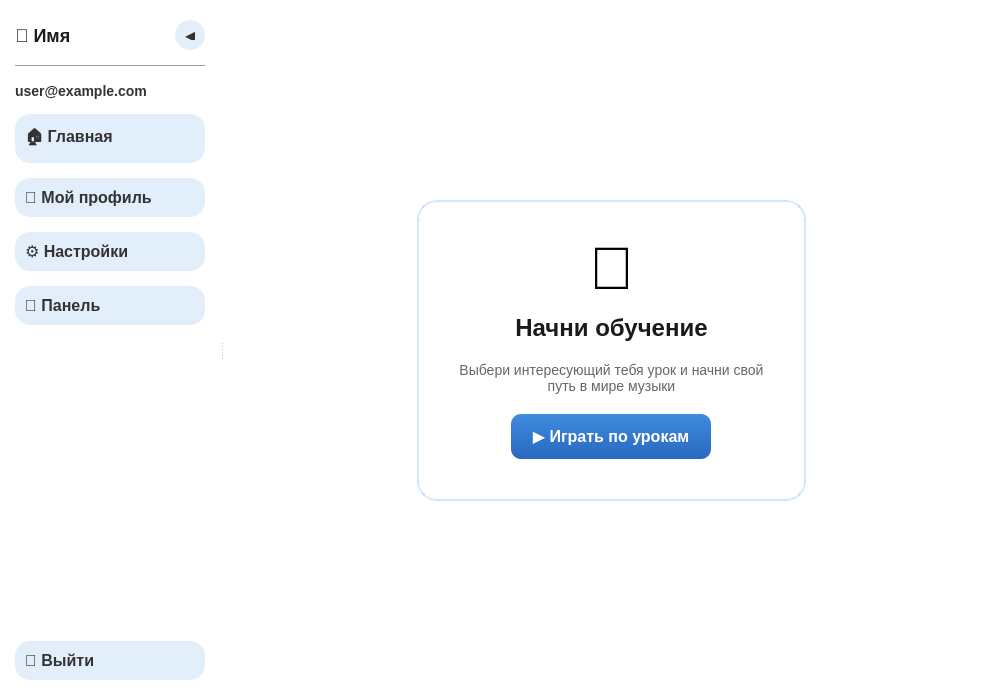
Before: the Qt Designer form app/ui/main.ui in vasilisqq/music_app, drawn with Qt 5.
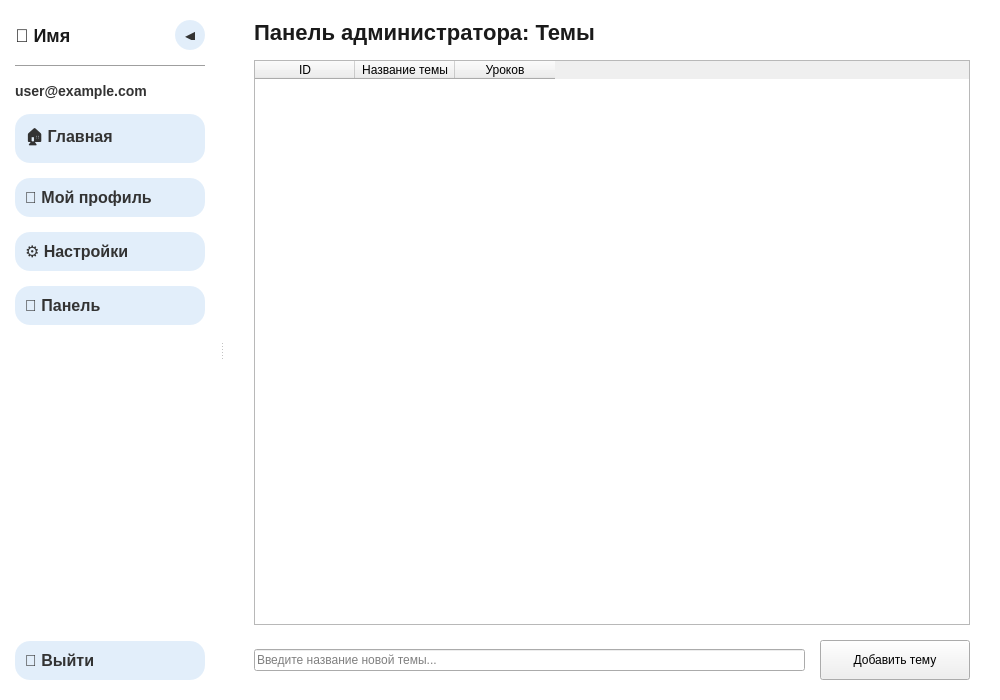
After: the same form once the commit is applied. The open tabs and pages were chosen to show the change.

The edit to the form file:
```diff
--- a/app/ui/main.ui
+++ b/app/ui/main.ui
@@ -606,6 +606,78 @@
   </item>
  </layout>
 </widget>
+<widget class="QWidget" name="adminPageWidget">
+        <layout class="QVBoxLayout" name="adminLayout">
+         <property name="spacing">
+          <number>15</number>
+         </property>
+         <property name="leftMargin">
+          <number>30</number>
+         </property>
+         <property name="topMargin">
+          <number>20</number>
+         </property>
+         <property name="rightMargin">
+          <number>30</number>
+         </property>
+         <property name="bottomMargin">
+          <number>20</number>
+         </property>
+         <item>
+          <widget class="QLabel" name="adminTitle">
+           <property name="text">
+            <string>Панель администратора: Темы</string>
+           </property>
+           <property name="styleSheet">
+            <string notr="true">color: #1a1a1a; font-size: 22px; font-weight: bold;</string>
+           </property>
+          </widget>
+         </item>
+         <item>
+          <widget class="QTableWidget" name="table_topics">
+           <column>
+            <property name="text">
+             <string>ID</string>
+            </property>
+           </column>
+           <column>
+            <property name="text">
+             <string>Название темы</string>
+            </property>
+           </column>
+           <column>
+            <property name="text">
+             <string>Уроков</string>
+            </property>
+           </column>
+          </widget>
+         </item>
+         <item>
+          <layout class="QHBoxLayout" name="addTopicLayout">
+           <item>
+            <widget class="QLineEdit" name="line_new_topic">
+             <property name="placeholderText">
+              <string>Введите название новой темы...</string>
+             </property>
+            </widget>
+           </item>
+           <item>
+            <widget class="QPushButton" name="btn_add_topic">
+             <property name="text">
+              <string>Добавить тему</string>
+             </property>
+             <property name="minimumSize">
+              <size>
+               <width>150</width>
+               <height>40</height>
+              </size>
+             </property>
+            </widget>
+           </item>
+          </layout>
+         </item>
+        </layout>
+       </widget>
       </widget>
      </widget>
     </item>
```
